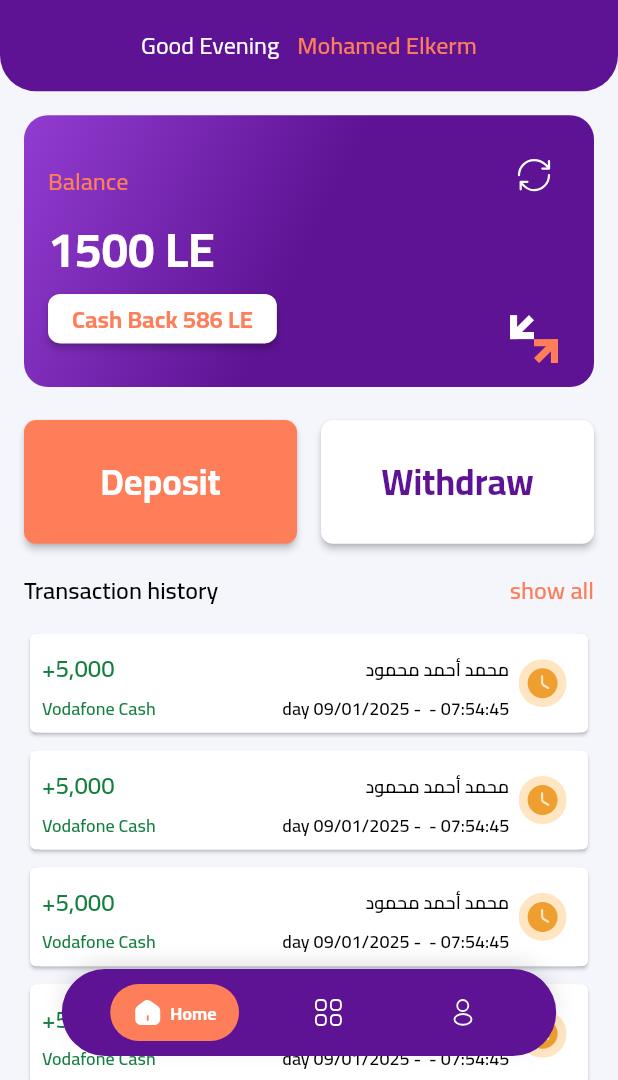
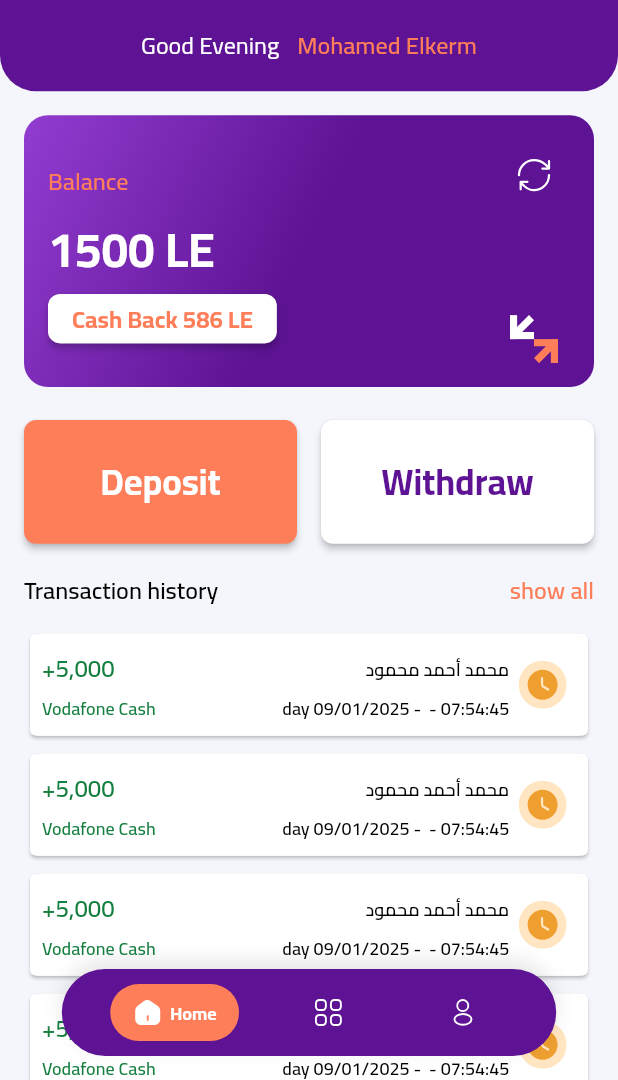
Before and after one commit to MohamedElkerm/Cash_Toggar_App, a Flutter app: the HomeScreen screen opened by its route, on a phone screen of 412 x 824 dp, the part 156-1236 px from its top. Run offline on Flutter 3.47's test engine with Material 3 defaults, Android fonts, the phone set to English and light mode, and no system bars; drawn by our look-alikes of auto_size_text; our stand-ins replace bloc, firebase_core, flutter_bloc, flutter_svg, fluttertoast, go_router and 1 more; accounts and stored records are empty.

Commit message:
make the transaction heigh card flexible

```diff
--- a/lib/helper/global_widgets/transaction_card/transaction_card.dart
+++ b/lib/helper/global_widgets/transaction_card/transaction_card.dart
@@ -35,7 +35,6 @@ class TransactionCard extends StatelessWidget {
   Widget build(BuildContext context) {
     return Card(
       child: Container(
-        height: MediaQueryValues(context).height * 0.08,
         width: double.infinity,
         decoration: BoxDecoration(
           color: Colors.white,
```
